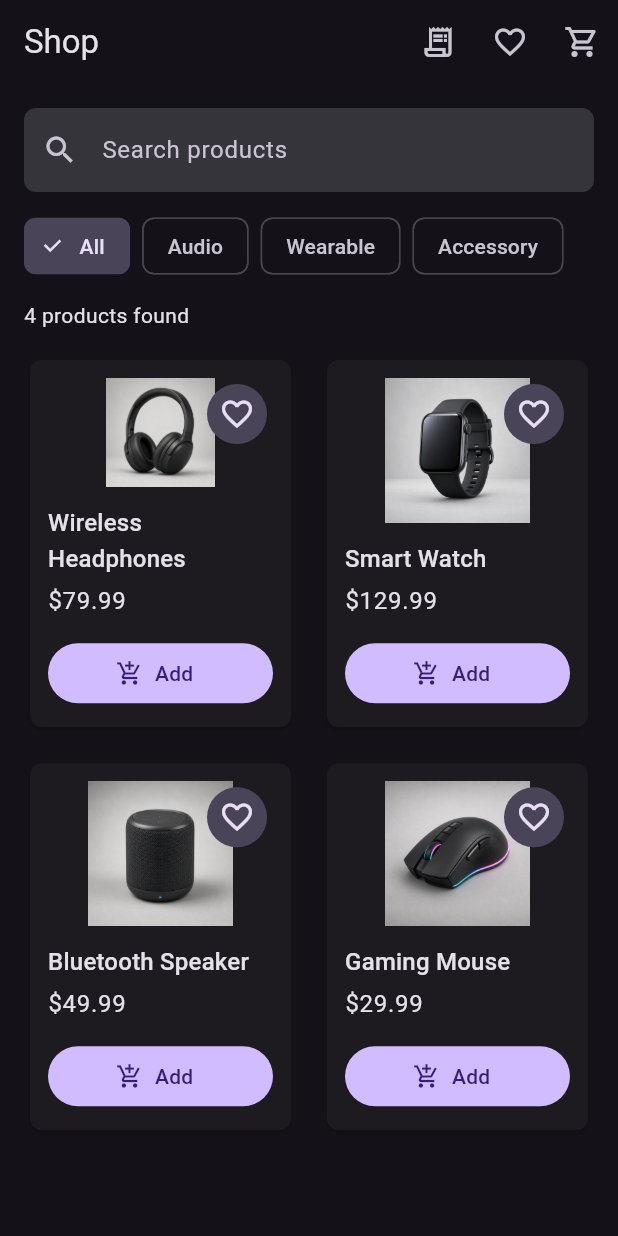
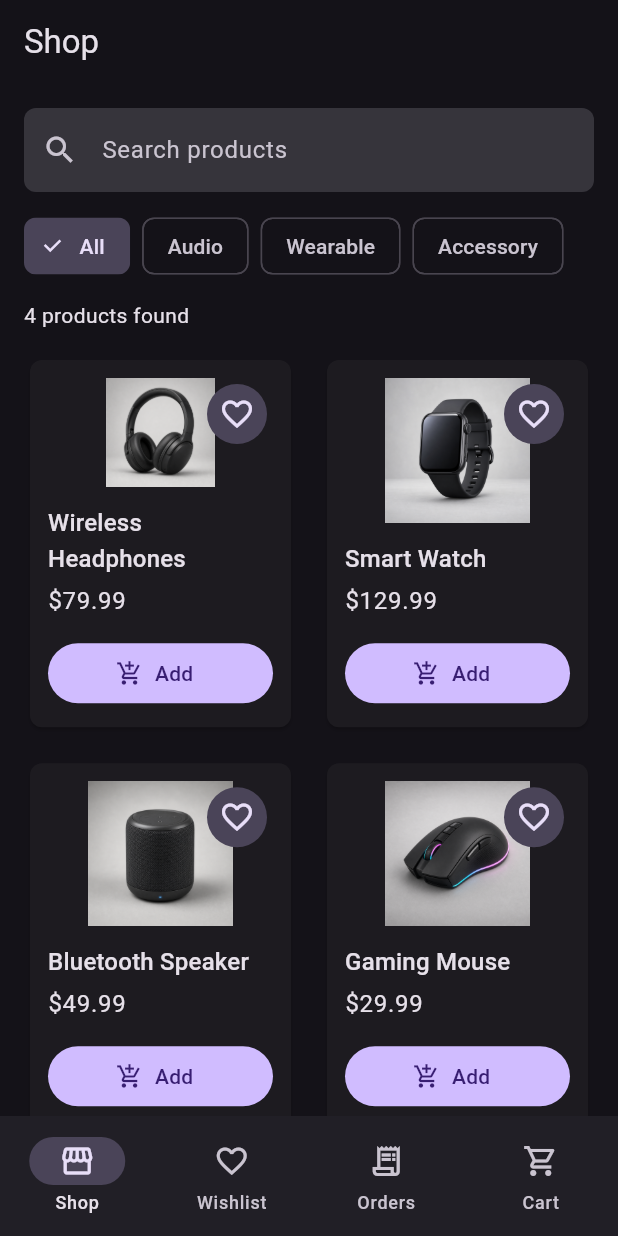
Before and after one commit to AmitAswal-lab/flutter-shopping-app, a Flutter app: the screen it shows after launch, on a phone screen of 412 x 824 dp. Run offline on Flutter 3.47's test engine with Material 3 defaults, Android fonts, the phone set to English and light mode, and no system bars.

Commit message:
Add bottom navigation shell

```diff
--- a/lib/main.dart
+++ b/lib/main.dart
@@ -5,7 +5,7 @@ import 'models/cart.dart';
 import 'models/order_history.dart';
 import 'models/product_filter.dart';
 import 'models/wishlist.dart';
-import 'screens/product_list_screen.dart';
+import 'screens/main_shell_screen.dart';
 
 void main() {
   runApp(const ShoppingApp());
@@ -27,7 +27,7 @@ class ShoppingApp extends StatelessWidget {
         debugShowCheckedModeBanner: false,
         title: 'Shopping App',
         theme: ThemeData(useMaterial3: true, brightness: Brightness.dark),
-        home: const ProductListScreen(),
+        home: const MainShellScreen(),
       ),
     );
   }
--- /dev/null
+++ b/lib/screens/main_shell_screen.dart
@@ -0,0 +1,108 @@
+import 'package:flutter/material.dart';
+import 'package:provider/provider.dart';
+
+import '../models/cart.dart';
+import '../models/order_history.dart';
+import '../models/wishlist.dart';
+import 'cart_screen.dart';
+import 'order_history_screen.dart';
+import 'product_list_screen.dart';
+import 'wishlist_screen.dart';
+
+class MainShellScreen extends StatefulWidget {
+  const MainShellScreen({super.key});
+
+  @override
+  State<MainShellScreen> createState() => _MainShellScreenState();
+}
+
+class _MainShellScreenState extends State<MainShellScreen> {
+  int _selectedIndex = 0;
+
+  void _selectTab(int index) {
+    setState(() => _selectedIndex = index);
+  }
+
+  @override
+  Widget build(BuildContext context) {
+    final orderCount = context.select<OrderHistory, int>(
+      (history) => history.count,
+    );
+    final wishlistCount = context.select<Wishlist, int>(
+      (wishlist) => wishlist.count,
+    );
+    final cartCount = context.select<Cart, int>((cart) => cart.totalCount);
+
+    return Scaffold(
+      body: IndexedStack(
+        index: _selectedIndex,
+        children: [
+          const ProductListScreen(),
+          WishlistScreen(onBrowseProducts: () => _selectTab(0)),
+          OrderHistoryScreen(onBrowseProducts: () => _selectTab(0)),
+          CartScreen(onBrowseProducts: () => _selectTab(0)),
+        ],
+      ),
+      bottomNavigationBar: NavigationBar(
+        selectedIndex: _selectedIndex,
+        onDestinationSelected: _selectTab,
+        destinations: [
+          const NavigationDestination(
+            icon: Icon(Icons.storefront_outlined),
+            selectedIcon: Icon(Icons.storefront),
+            label: 'Shop',
+          ),
+          NavigationDestination(
+            icon: _NavigationBadge(
+              count: wishlistCount,
+              child: const Icon(Icons.favorite_border),
+            ),
+            selectedIcon: _NavigationBadge(
+              count: wishlistCount,
+              child: const Icon(Icons.favorite),
+            ),
+            label: 'Wishlist',
+          ),
+          NavigationDestination(
+            icon: _NavigationBadge(
+              count: orderCount,
+              child: const Icon(Icons.receipt_long_outlined),
+            ),
+            selectedIcon: _NavigationBadge(
+              count: orderCount,
+              child: const Icon(Icons.receipt_long),
+            ),
+            label: 'Orders',
+          ),
+          NavigationDestination(
+            icon: _NavigationBadge(
+              count: cartCount,
+              child: const Icon(Icons.shopping_cart_outlined),
+            ),
+            selectedIcon: _NavigationBadge(
+              count: cartCount,
+              child: const Icon(Icons.shopping_cart),
+            ),
+            label: 'Cart',
+          ),
+        ],
+      ),
+    );
+  }
+}
+
+class _NavigationBadge extends StatelessWidget {
+  final int count;
+  final Widget child;
+
+  const _NavigationBadge({required this.count, required this.child});
+
+  @override
+  Widget build(BuildContext context) {
+    return Badge(
+      isLabelVisible: count > 0,
+      label: Text('$count'),
+      child: child,
+    );
+  }
+}
--- a/lib/screens/product_list_screen.dart
+++ b/lib/screens/product_list_screen.dart
@@ -1,15 +1,9 @@
 import 'package:flutter/material.dart';
 import 'package:provider/provider.dart';
 
-import '../models/cart.dart';
-import '../models/order_history.dart';
 import '../models/product.dart';
 import '../models/product_filter.dart';
-import '../models/wishlist.dart';
 import '../widgets/product_card.dart';
-import 'cart_screen.dart';
-import 'order_history_screen.dart';
-import 'wishlist_screen.dart';
 
 class ProductListScreen extends StatelessWidget {
   const ProductListScreen({super.key});
@@ -17,10 +11,7 @@ class ProductListScreen extends StatelessWidget {
   @override
   Widget build(BuildContext context) {
     return Scaffold(
-      appBar: AppBar(
-        title: const Text('Shop'),
-        actions: const [_OrderHistoryBadge(), _WishlistBadge(), _CartBadge()],
-      ),
+      appBar: AppBar(title: const Text('Shop')),
       body: const _ProductCatalog(),
     );
   }
@@ -253,66 +244,3 @@ class _EmptyProductResults extends StatelessWidget {
     );
   }
 }
-
-class _OrderHistoryBadge extends StatelessWidget {
-  const _OrderHistoryBadge();
-
-  @override
-  Widget build(BuildContext context) {
-    final count = context.select<OrderHistory, int>((history) => history.count);
-    return IconButton(
-      icon: Badge(
-        isLabelVisible: count > 0,
-        label: Text('$count'),
-        child: const Icon(Icons.receipt_long_outlined),
-      ),
-      onPressed: () {
-        Navigator.of(
-          context,
-        ).push(MaterialPageRoute(builder: (_) => const OrderHistoryScreen()));
-      },
-    );
-  }
-}
-
-class _WishlistBadge extends StatelessWidget {
-  const _WishlistBadge();
-
-  @override
-  Widget build(BuildContext context) {
-    final count = context.select<Wishlist, int>((wishlist) => wishlist.count);
-    return IconButton(
-      icon: Badge(
-        isLabelVisible: count > 0,
-        label: Text('$count'),
-        child: const Icon(Icons.favorite_border),
-      ),
-      onPressed: () {
-        Navigator.of(
-          context,
-        ).push(MaterialPageRoute(builder: (_) => const WishlistScreen()));
-      },
-    );
-  }
-}
-
-class _CartBadge extends StatelessWidget {
-  const _CartBadge();
-
-  @override
-  Widget build(BuildContext context) {
-    final count = context.select<Cart, int>((cart) => cart.totalCount);
-    return IconButton(
-      icon: Badge(
-        isLabelVisible: count > 0,
-        label: Text('$count'),
-        child: const Icon(Icons.shopping_cart_outlined),
-      ),
-      onPressed: () {
-        Navigator.of(
-          context,
-        ).push(MaterialPageRoute(builder: (_) => const CartScreen()));
-      },
-    );
-  }
-}
--- a/lib/widgets/wishlist_icon_button.dart
+++ b/lib/widgets/wishlist_icon_button.dart
@@ -23,14 +23,13 @@ class WishlistIconButton extends StatelessWidget {
 
     final icon = Icon(isFavorite ? Icons.favorite : Icons.favorite_border);
     final tooltip = isFavorite ? 'Remove from wishlist' : 'Add to wishlist';
-
-    void toggleFavorite() {
+    void onPressed() {
       context.read<Wishlist>().toggle(product.id);
     }
 
     if (filled) {
       return IconButton.filledTonal(
-        onPressed: toggleFavorite,
+        onPressed: onPressed,
         icon: icon,
         color: isFavorite ? colorScheme.primary : null,
         tooltip: tooltip,
@@ -38,7 +37,7 @@ class WishlistIconButton extends StatelessWidget {
     }
 
     return IconButton(
-      onPressed: toggleFavorite,
+      onPressed: onPressed,
       icon: icon,
       color: isFavorite ? colorScheme.primary : null,
       tooltip: tooltip,
```
Also changed, not shown: lib/screens/cart_screen.dart (+47 -2 lines), lib/screens/order_history_screen.dart (+12 -6 lines), lib/screens/wishlist_screen.dart (+12 -6 lines), 2 other files.
